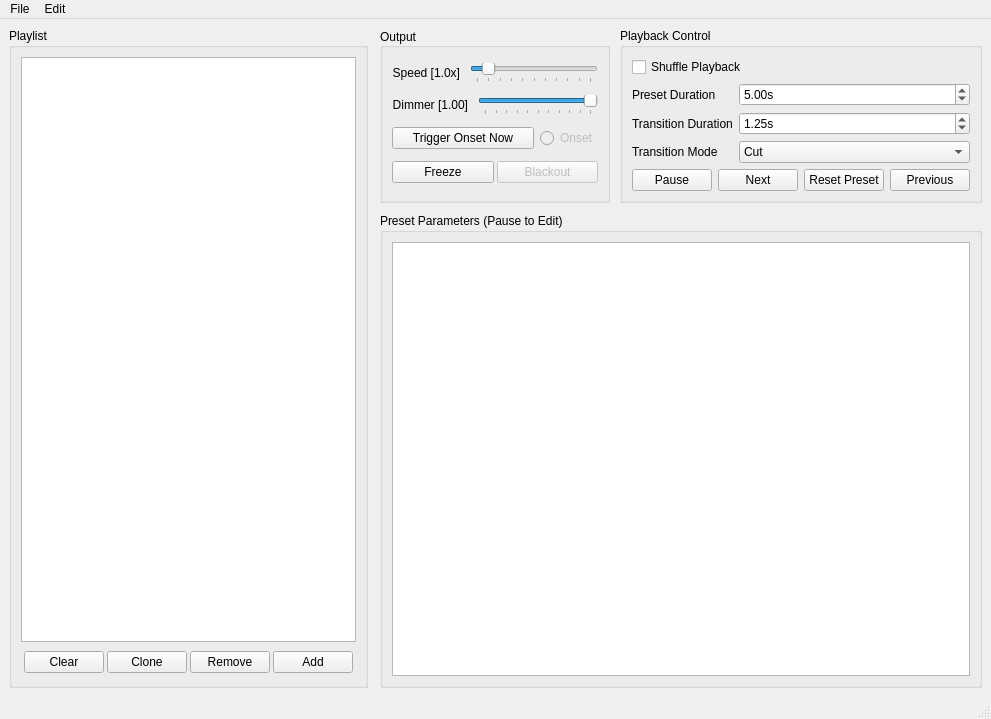
Above: ui/firemix.ui from Openlights/firemix before the change. Below: the same form after it.
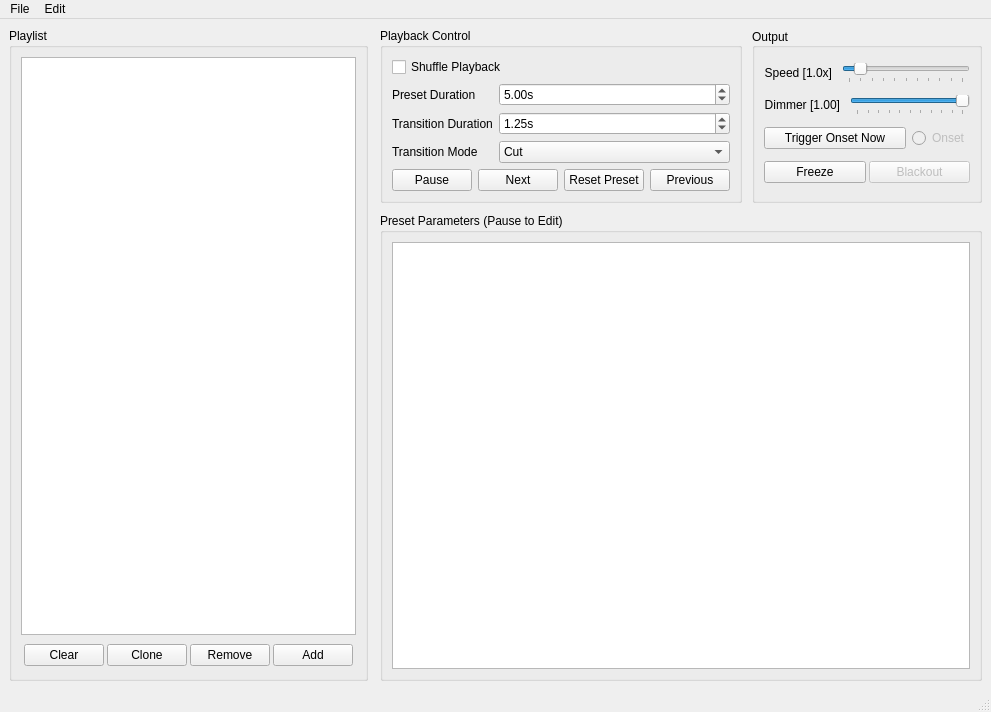
That is the form after the change. Custom widgets are drawn as their Qt base class.

Commit message:
moving ui stuff around a bit
oops; this is more convenient

```diff
--- a/ui/firemix.ui
+++ b/ui/firemix.ui
@@ -7,7 +7,7 @@
     <x>0</x>
     <y>0</y>
     <width>940</width>
-    <height>719</height>
+    <height>712</height>
    </rect>
   </property>
   <property name="sizePolicy">
@@ -103,223 +103,10 @@
          <number>6</number>
         </property>
         <item>
-         <layout class="QHBoxLayout" name="horizontalLayout_5" stretch="0,0">
+         <layout class="QHBoxLayout" name="horizontalLayout_5" stretch="0,1">
           <property name="spacing">
            <number>10</number>
           </property>
-          <item>
-           <widget class="QGroupBox" name="groupBox">
-            <property name="sizePolicy">
-             <sizepolicy hsizetype="Preferred" vsizetype="Preferred">
-              <horstretch>0</horstretch>
-              <verstretch>0</verstretch>
-             </sizepolicy>
-            </property>
-            <property name="minimumSize">
-             <size>
-              <width>0</width>
-              <height>0</height>
-             </size>
-            </property>
-            <property name="sizeIncrement">
-             <size>
-              <width>0</width>
-              <height>0</height>
-             </size>
-            </property>
-            <property name="autoFillBackground">
-             <bool>false</bool>
-            </property>
-            <property name="title">
-             <string>Output</string>
-            </property>
-            <property name="alignment">
-             <set>Qt::AlignLeading|Qt::AlignLeft|Qt::AlignVCenter</set>
-            </property>
-            <layout class="QVBoxLayout" name="verticalLayout_4">
-             <item>
-              <layout class="QHBoxLayout" name="horizontalLayout_10" stretch="0,1">
-               <property name="spacing">
-                <number>10</number>
-               </property>
-               <property name="leftMargin">
-                <number>0</number>
-               </property>
-               <item>
-                <widget class="QLabel" name="lbl_speed">
-                 <property name="text">
-                  <string>Speed [1.0x]</string>
-                 </property>
-                 <property name="alignment">
-                  <set>Qt::AlignRight|Qt::AlignTrailing|Qt::AlignVCenter</set>
-                 </property>
-                </widget>
-               </item>
-               <item>
-                <widget class="QSlider" name="slider_speed">
-                 <property name="sizePolicy">
-                  <sizepolicy hsizetype="Expanding" vsizetype="Fixed">
-                   <horstretch>0</horstretch>
-                   <verstretch>0</verstretch>
-                  </sizepolicy>
-                 </property>
-                 <property name="minimumSize">
-                  <size>
-                   <width>120</width>
-                   <height>0</height>
-                  </size>
-                 </property>
-                 <property name="minimum">
-                  <number>0</number>
-                 </property>
-                 <property name="maximum">
-                  <number>1000</number>
-                 </property>
-                 <property name="value">
-                  <number>100</number>
-                 </property>
-                 <property name="orientation">
-                  <enum>Qt::Horizontal</enum>
-                 </property>
-                 <property name="tickPosition">
-                  <enum>QSlider::TicksBelow</enum>
-                 </property>
-                 <property name="tickInterval">
-                  <number>100</number>
-                 </property>
-                </widget>
-               </item>
-              </layout>
-             </item>
-             <item>
-              <layout class="QHBoxLayout" name="horizontalLayout_9" stretch="0,1">
-               <property name="spacing">
-                <number>10</number>
-               </property>
-               <property name="sizeConstraint">
-                <enum>QLayout::SetMinimumSize</enum>
-               </property>
-               <property name="leftMargin">
-                <number>0</number>
-               </property>
-               <property name="topMargin">
-                <number>0</number>
-               </property>
-               <property name="rightMargin">
-                <number>0</number>
-               </property>
-               <item>
-                <widget class="QLabel" name="lbl_dimmer">
-                 <property name="text">
-                  <string>Dimmer [1.00]</string>
-                 </property>
-                 <property name="alignment">
-                  <set>Qt::AlignRight|Qt::AlignTrailing|Qt::AlignVCenter</set>
-                 </property>
-                </widget>
-               </item>
-               <item>
-                <widget class="QSlider" name="slider_global_dimmer">
-                 <property name="sizePolicy">
-                  <sizepolicy hsizetype="Expanding" vsizetype="Fixed">
-                   <horstretch>0</horstretch>
-                   <verstretch>0</verstretch>
-                  </sizepolicy>
-                 </property>
-                 <property name="minimumSize">
-                  <size>
-                   <width>120</width>
-                   <height>0</height>
-                  </size>
-                 </property>
-                 <property name="maximum">
-                  <number>100</number>
-                 </property>
-                 <property name="value">
-                  <number>100</number>
-                 </property>
-                 <property name="orientation">
-                  <enum>Qt::Horizontal</enum>
-                 </property>
-                 <property name="tickPosition">
-                  <enum>QSlider::TicksBelow</enum>
-                 </property>
-                </widget>
-               </item>
-              </layout>
-             </item>
-             <item>
-              <layout class="QHBoxLayout" name="horizontalLayout_8" stretch="1,0">
-               <property name="leftMargin">
-                <number>0</number>
-               </property>
-               <item>
-                <widget class="QPushButton" name="btn_trigger_onset">
-                 <property name="sizePolicy">
-                  <sizepolicy hsizetype="Expanding" vsizetype="Fixed">
-                   <horstretch>0</horstretch>
-                   <verstretch>0</verstretch>
-                  </sizepolicy>
-                 </property>
-                 <property name="text">
-                  <string>Trigger Onset Now</string>
-                 </property>
-                </widget>
-               </item>
-               <item>
-                <widget class="QRadioButton" name="btn_onset_detected">
-                 <property name="enabled">
-                  <bool>false</bool>
-                 </property>
-                 <property name="text">
-                  <string>Onset</string>
-                 </property>
-                </widget>
-               </item>
-              </layout>
-             </item>
-             <item>
-              <layout class="QHBoxLayout" name="horizontalLayout_3" stretch="0,0">
-               <property name="spacing">
-                <number>3</number>
-               </property>
-               <property name="sizeConstraint">
-                <enum>QLayout::SetDefaultConstraint</enum>
-               </property>
-               <property name="leftMargin">
-                <number>0</number>
-               </property>
-               <property name="topMargin">
-                <number>0</number>
-               </property>
-               <property name="rightMargin">
-                <number>0</number>
-               </property>
-               <property name="bottomMargin">
-                <number>0</number>
-               </property>
-               <item>
-                <widget class="QPushButton" name="btn_runfreeze">
-                 <property name="text">
-                  <string>Freeze</string>
-                 </property>
-                </widget>
-               </item>
-               <item>
-                <widget class="QPushButton" name="btn_blackout">
-                 <property name="enabled">
-                  <bool>false</bool>
-                 </property>
-                 <property name="text">
-                  <string>Blackout</string>
-                 </property>
-                </widget>
-               </item>
-              </layout>
-             </item>
-            </layout>
-           </widget>
-          </item>
           <item>
            <widget class="QGroupBox" name="groupBox_2">
             <property name="sizePolicy">
@@ -471,6 +258,219 @@
             </layout>
            </widget>
           </item>
+          <item>
+           <widget class="QGroupBox" name="groupBox">
+            <property name="sizePolicy">
+             <sizepolicy hsizetype="Preferred" vsizetype="Preferred">
+              <horstretch>0</horstretch>
+              <verstretch>0</verstretch>
+             </sizepolicy>
+            </property>
+            <property name="minimumSize">
+             <size>
+              <width>0</width>
+              <height>0</height>
+             </size>
+            </property>
+            <property name="sizeIncrement">
+             <size>
+              <width>0</width>
+              <height>0</height>
+             </size>
+            </property>
+            <property name="autoFillBackground">
+             <bool>false</bool>
+            </property>
+            <property name="title">
+             <string>Output</string>
+            </property>
+            <property name="alignment">
+             <set>Qt::AlignLeading|Qt::AlignLeft|Qt::AlignVCenter</set>
+            </property>
+            <layout class="QVBoxLayout" name="verticalLayout_4">
+             <item>
+              <layout class="QHBoxLayout" name="horizontalLayout_10" stretch="0,1">
+               <property name="spacing">
+                <number>10</number>
+               </property>
+               <property name="leftMargin">
+                <number>0</number>
+               </property>
+               <item>
+                <widget class="QLabel" name="lbl_speed">
+                 <property name="text">
+                  <string>Speed [1.0x]</string>
+                 </property>
+                 <property name="alignment">
+                  <set>Qt::AlignRight|Qt::AlignTrailing|Qt::AlignVCenter</set>
+                 </property>
+                </widget>
+               </item>
+               <item>
+                <widget class="QSlider" name="slider_speed">
+                 <property name="sizePolicy">
+                  <sizepolicy hsizetype="Expanding" vsizetype="Fixed">
+                   <horstretch>0</horstretch>
+                   <verstretch>0</verstretch>
+                  </sizepolicy>
+                 </property>
+                 <property name="minimumSize">
+                  <size>
+                   <width>120</width>
+                   <height>0</height>
+                  </size>
+                 </property>
+                 <property name="minimum">
+                  <number>0</number>
+                 </property>
+                 <property name="maximum">
+                  <number>1000</number>
+                 </property>
+                 <property name="value">
+                  <number>100</number>
+                 </property>
+                 <property name="orientation">
+                  <enum>Qt::Horizontal</enum>
+                 </property>
+                 <property name="tickPosition">
+                  <enum>QSlider::TicksBelow</enum>
+                 </property>
+                 <property name="tickInterval">
+                  <number>100</number>
+                 </property>
+                </widget>
+               </item>
+              </layout>
+             </item>
+             <item>
+              <layout class="QHBoxLayout" name="horizontalLayout_9" stretch="0,1">
+               <property name="spacing">
+                <number>10</number>
+               </property>
+               <property name="sizeConstraint">
+                <enum>QLayout::SetMinimumSize</enum>
+               </property>
+               <property name="leftMargin">
+                <number>0</number>
+               </property>
+               <property name="topMargin">
+                <number>0</number>
+               </property>
+               <property name="rightMargin">
+                <number>0</number>
+               </property>
+               <item>
+                <widget class="QLabel" name="lbl_dimmer">
+                 <property name="text">
+                  <string>Dimmer [1.00]</string>
+                 </property>
+                 <property name="alignment">
+                  <set>Qt::AlignRight|Qt::AlignTrailing|Qt::AlignVCenter</set>
+                 </property>
+                </widget>
+               </item>
+               <item>
+                <widget class="QSlider" name="slider_global_dimmer">
+                 <property name="sizePolicy">
+                  <sizepolicy hsizetype="Expanding" vsizetype="Fixed">
+                   <horstretch>0</horstretch>
+                   <verstretch>0</verstretch>
+                  </sizepolicy>
+                 </property>
+                 <property name="minimumSize">
+                  <size>
+                   <width>120</width>
+                   <height>0</height>
+                  </size>
+                 </property>
+                 <property name="maximum">
+                  <number>100</number>
+                 </property>
+                 <property name="value">
+                  <number>100</number>
+                 </property>
+                 <property name="orientation">
+                  <enum>Qt::Horizontal</enum>
+                 </property>
+                 <property name="tickPosition">
+                  <enum>QSlider::TicksBelow</enum>
+                 </property>
+                </widget>
+               </item>
+              </layout>
+             </item>
+             <item>
+              <layout class="QHBoxLayout" name="horizontalLayout_8" stretch="1,0">
+               <property name="leftMargin">
+                <number>0</number>
+               </property>
+               <item>
+                <widget class="QPushButton" name="btn_trigger_onset">
+                 <property name="sizePolicy">
+                  <sizepolicy hsizetype="Expanding" vsizetype="Fixed">
+                   <horstretch>0</horstretch>
+                   <verstretch>0</verstretch>
+                  </sizepolicy>
+                 </property>
+                 <property name="text">
+                  <string>Trigger Onset Now</string>
+                 </property>
+                </widget>
+               </item>
+               <item>
+                <widget class="QRadioButton" name="btn_onset_detected">
+                 <property name="enabled">
+                  <bool>false</bool>
+                 </property>
+                 <property name="text">
+                  <string>Onset</string>
+                 </property>
+                </widget>
+               </item>
+              </layout>
+             </item>
+             <item>
+              <layout class="QHBoxLayout" name="horizontalLayout_3" stretch="0,0">
+               <property name="spacing">
+                <number>3</number>
+               </property>
+               <property name="sizeConstraint">
+                <enum>QLayout::SetDefaultConstraint</enum>
+               </property>
+               <property name="leftMargin">
+                <number>0</number>
+               </property>
+               <property name="topMargin">
+                <number>0</number>
+               </property>
+               <property name="rightMargin">
+                <number>0</number>
+               </property>
+               <property name="bottomMargin">
+                <number>0</number>
+               </property>
+               <item>
+                <widget class="QPushButton" name="btn_runfreeze">
+                 <property name="text">
+                  <string>Freeze</string>
+                 </property>
+                </widget>
+               </item>
+               <item>
+                <widget class="QPushButton" name="btn_blackout">
+                 <property name="enabled">
+                  <bool>false</bool>
+                 </property>
+                 <property name="text">
+                  <string>Blackout</string>
+                 </property>
+                </widget>
+               </item>
+              </layout>
+             </item>
+            </layout>
+           </widget>
+          </item>
          </layout>
         </item>
         <item>
```
